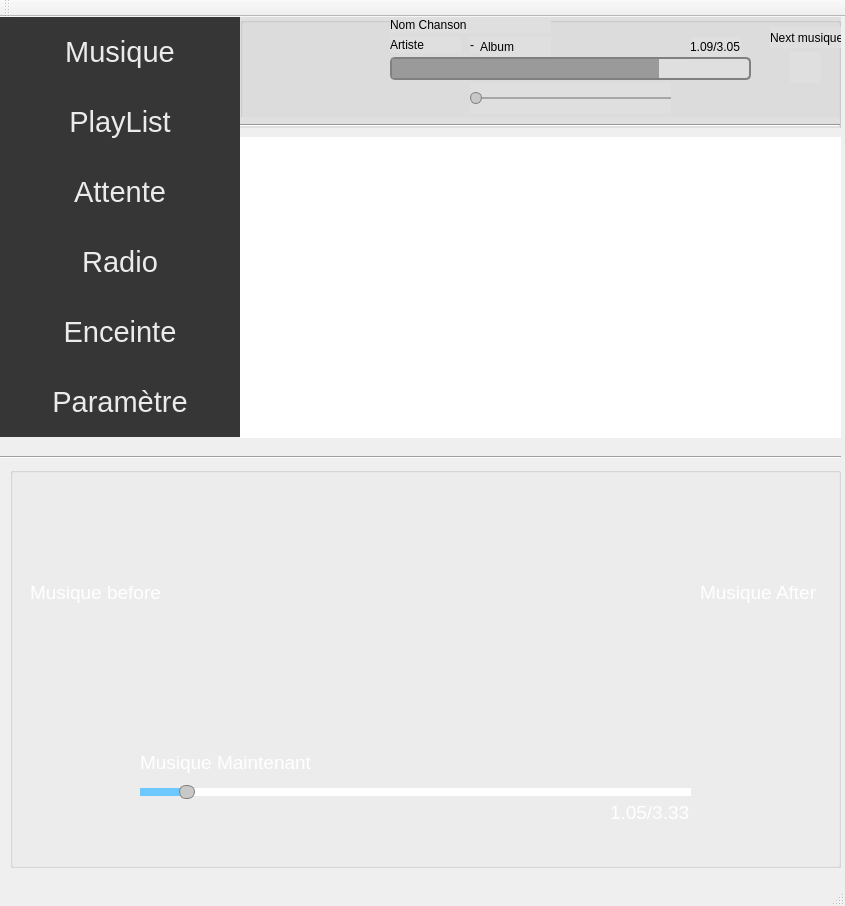
Above: Projet2IHM/mainwindow.ui from Nurbain/ProjetIHM before the change. Below: the same form after it.
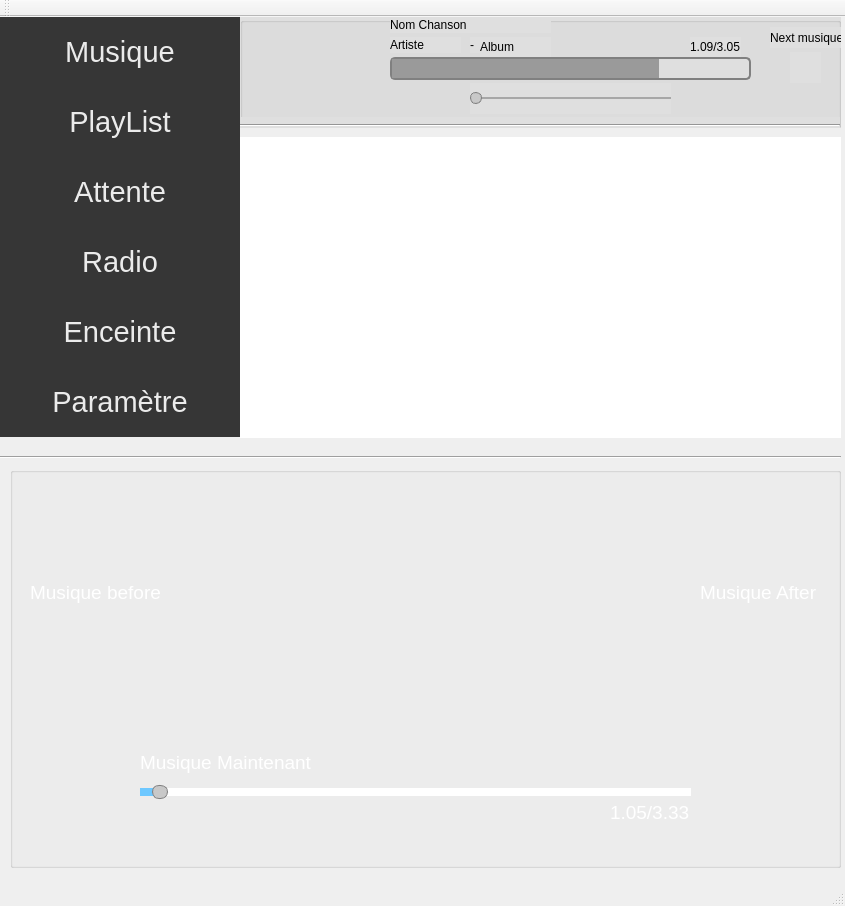
That is the form after the change. Icons and pictures are not drawn.

Diff of the .ui file:
```diff
--- a/Projet2IHM/mainwindow.ui
+++ b/Projet2IHM/mainwindow.ui
@@ -1016,10 +1016,10 @@
      </property>
      <property name="geometry">
       <rect>
-       <x>40</x>
-       <y>10</y>
-       <width>51</width>
-       <height>41</height>
+       <x>50</x>
+       <y>15</y>
+       <width>31</width>
+       <height>31</height>
       </rect>
      </property>
      <property name="styleSheet">
@@ -1469,6 +1469,9 @@
      </property>
     </widget>
     <widget class="QSlider" name="Serveur_Slider">
+     <property name="enabled">
+      <bool>false</bool>
+     </property>
      <property name="geometry">
       <rect>
        <x>130</x>
@@ -1512,7 +1515,7 @@
 </string>
      </property>
      <property name="value">
-      <number>7</number>
+      <number>2</number>
      </property>
      <property name="orientation">
       <enum>Qt::Horizontal</enum>
```
Left out of the diff: 60 changed lines with no effect on the pictures.
